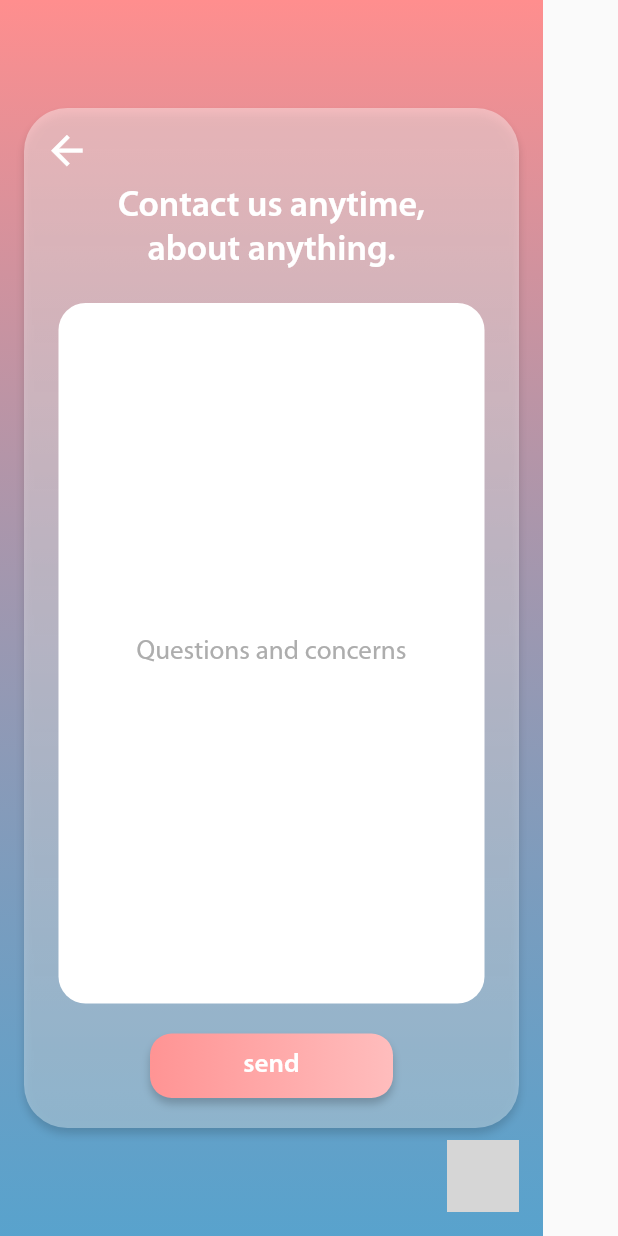
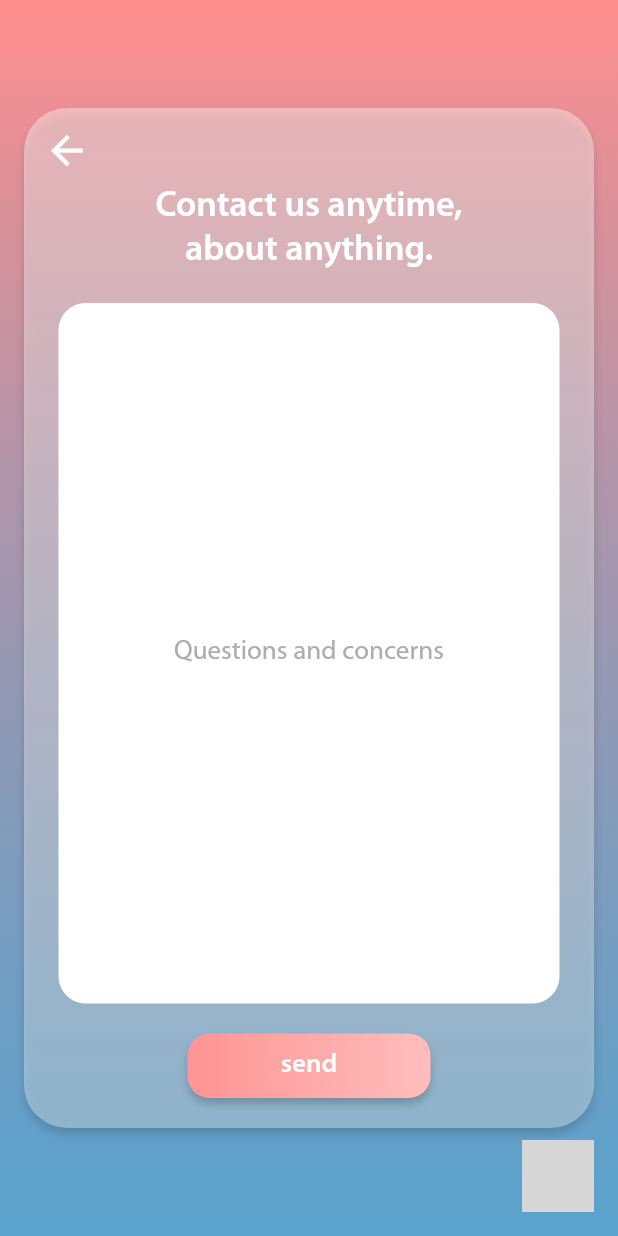
Before and after one commit to openup-app/app, a Flutter app: the ContactUsScreen widget shown alone on an empty page, opened directly, on a phone screen of 412 x 824 dp. Run offline on Flutter 3.47's test engine with Material 2 defaults, Android fonts, the phone set to English and light mode, and no system bars; our stand-ins replace camera, emoji_picker_flutter, firebase_auth, firebase_core, firebase_messaging, flutter_holo_date_picker and 11 more; missing offline and left inert: connectycube_flutter_call_kit, decorated_icon, flutter_webrtc, record; accounts and stored records are empty; generated files the repository leaves out were written again; network calls fail; statements that could not run were skipped; grey boxes are pictures that could not be loaded.

Commit message:
Fix incorrect import and ContactUsScreen

```diff
--- a/lib/contact_us_screen.dart
+++ b/lib/contact_us_screen.dart
@@ -26,11 +26,7 @@ class _ContactUsScreenState extends ConsumerState<ContactUsScreen> {
 
   @override
   Widget build(BuildContext context) {
-    return LayoutBuilder(
-      builder: (context, constraints) {
-        return SingleChildScrollView(
-          padding: MediaQuery.of(context).viewInsets,
-          child: DecoratedBox(
+    return DecoratedBox(
       decoration: const BoxDecoration(
         gradient: LinearGradient(
           begin: Alignment.topCenter,
@@ -41,9 +37,12 @@ class _ContactUsScreenState extends ConsumerState<ContactUsScreen> {
           ],
         ),
       ),
+      child: LayoutBuilder(
+        builder: (context, constraints) {
+          return SingleChildScrollView(
+            padding: MediaQuery.of(context).viewInsets,
             child: ConstrainedBox(
               constraints: BoxConstraints(
-                maxWidth: 362,
                 maxHeight: constraints.maxHeight,
               ),
               child: Stack(
@@ -54,6 +53,10 @@ class _ContactUsScreenState extends ConsumerState<ContactUsScreen> {
                     right: 16,
                     top: MediaQuery.of(context).padding.top + 72,
                     bottom: MediaQuery.of(context).viewPadding.bottom + 72,
+                    child: ConstrainedBox(
+                      constraints: const BoxConstraints(
+                        maxWidth: 362,
+                      ),
                       child: _Sheet(
                         child: Column(
                           children: [
@@ -101,6 +104,7 @@ class _ContactUsScreenState extends ConsumerState<ContactUsScreen> {
                         ),
                       ),
                     ),
+                  ),
                   Positioned(
                     right: MediaQuery.of(context).padding.right + 16,
                     bottom: MediaQuery.of(context).padding.bottom + 16,
@@ -111,9 +115,9 @@ class _ContactUsScreenState extends ConsumerState<ContactUsScreen> {
                 ],
               ),
             ),
-          ),
           );
         },
+      ),
     );
   }
 
--- a/lib/main.dart
+++ b/lib/main.dart
@@ -6,6 +6,7 @@ import 'package:firebase_core/firebase_core.dart';
 import 'package:flutter/material.dart';
 import 'package:flutter/services.dart';
 import 'package:flutter_riverpod/flutter_riverpod.dart';
+import 'package:openup/account_settings_screen.dart';
 import 'package:openup/api/lobby/lobby_api.dart';
 import 'package:openup/api/online_users/online_users_api.dart';
 import 'package:openup/api/users/preferences.dart';
@@ -15,6 +16,7 @@ import 'package:openup/api/users/users_api.dart';
 import 'package:openup/call_screen.dart';
 import 'package:openup/chat_screen.dart';
 import 'package:openup/connections_screen.dart';
+import 'package:openup/contact_us_screen.dart';
 import 'package:openup/error_screen.dart';
 import 'package:openup/initial_loading_screen.dart';
 import 'package:openup/preferences_screen.dart';
@@ -37,9 +39,7 @@ import 'package:openup/phone_verification_screen.dart';
 import 'package:openup/sign_up_screen.dart';
 import 'package:openup/menu_screen.dart';
 import 'package:openup/voice_call_screen_content.dart';
-import 'package:openup/widgets/account_settings_screen.dart';
 import 'package:openup/widgets/connections_list.dart';
-import 'package:openup/widgets/contact_us_screen.dart';
 import 'package:openup/widgets/male_female_connection_image.dart';
 import 'package:openup/widgets/profile_drawer.dart';
 import 'package:openup/widgets/system_ui_styling.dart';
```
Lines whose indentation alone changed are shown as unchanged.
